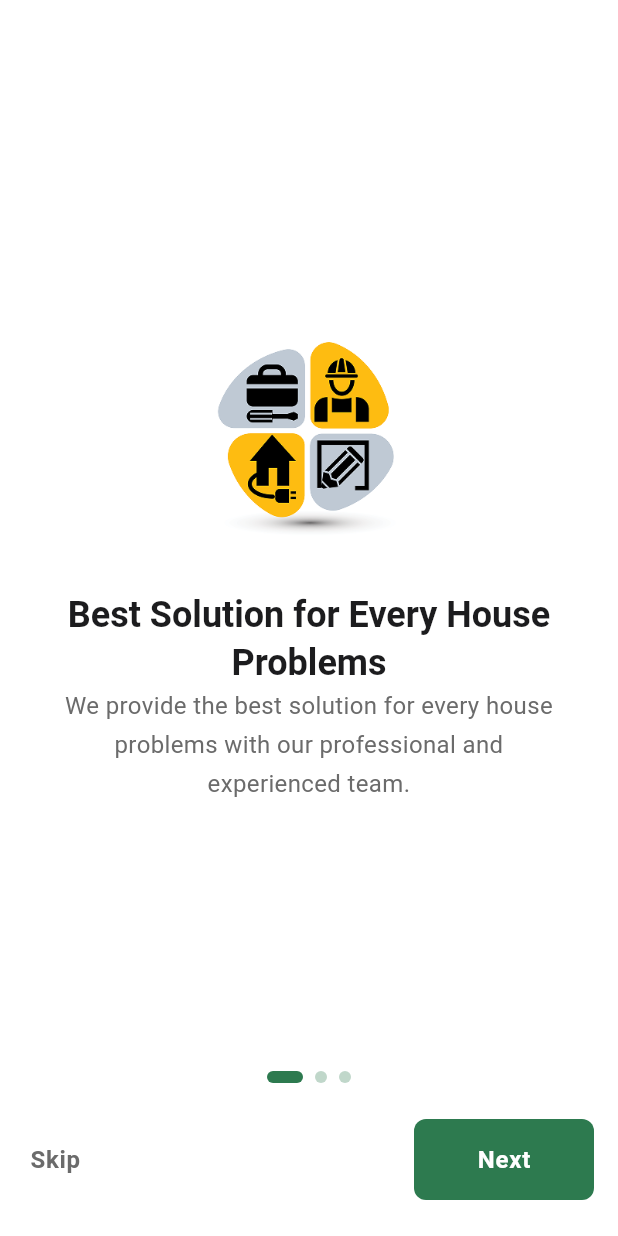
After one commit to Mahamudul-Dev/luxihub-user, a Flutter app: the screen it shows after launch, on a phone screen of 412 x 824 dp. The commit adds this screen. Run offline on Flutter 3.47's test engine with Material 3 defaults, Android fonts, the light colour scheme and no system bars; our stand-ins replace bloc, equatable, flutter_bloc, go_router; Roboto replaces fonts that are missing (Poppins).

Commit message:
Implement onboarding flow with BLoC, add app routing, and create initial UI components

```diff
--- a/lib/core/config/assets.dart
+++ b/lib/core/config/assets.dart
@@ -1,3 +1,5 @@
 class Assets {
   static const String splashImage = 'assets/images/splash_logo.png';
+  static const String appLogo = 'assets/images/app_logo.png';
+  static const String onboardingImage1 = 'assets/images/onboarding_1_icon.png';
 }
--- /dev/null
+++ b/lib/core/config/utils.dart
@@ -0,0 +1,4 @@
+class Utils {
+  static const double defaultPadding = 16.0;
+  static const double defaultBorderRadius = 8.0;
+}
--- a/lib/core/routes/app_router.dart
+++ b/lib/core/routes/app_router.dart
@@ -0,0 +1,34 @@
+import 'package:flutter/material.dart';
+import 'package:go_router/go_router.dart';
+import 'package:luxihub_user/features/onboarding/presentation/pages/splash_page.dart';
+import 'package:luxihub_user/features/service_providers/presentation/pages/service_provider_list_page.dart';
+
+import '../../features/authentication/presentation/pages/login_page.dart';
+import '../../features/onboarding/presentation/pages/onboarding_page.dart';
+import '../widgets/error_view.dart';
+
+part 'app_routes.dart';
+
+final GoRouter appRouter = GoRouter(
+  initialLocation: AppRoutes.splash.path,
+  debugLogDiagnostics: true,
+  errorBuilder: (context, state) => ErrorView(error: state.error),
+  routes: [
+    GoRoute(
+      name: AppRoutes.splash.name,
+      path: AppRoutes.splash.path,
+      builder: (context, state) => const SplashPage(),
+    ),
+    GoRoute(
+      name: AppRoutes.onboarding.name,
+      path: AppRoutes.onboarding.path,
+      builder: (context, state) => const OnboardingPage(),
+    ),
+    GoRoute(path: AppRoutes.login.path, name: AppRoutes.login.name, builder: (context, state) => const LoginPage()),
+    GoRoute(
+      name: AppRoutes.home.name,
+      path: AppRoutes.home.path,
+      builder: (context, state) => const ServiceProviderListPage(),
+    ),
+  ],
+);
--- a/lib/core/routes/app_routes.dart
+++ b/lib/core/routes/app_routes.dart
@@ -0,0 +1,19 @@
+part of 'app_router.dart';
+
+class AppRoutes {
+  static const RouteModel splash = RouteModel(name: 'Splash', path: '/splash');
+  static const RouteModel onboarding = RouteModel(name: 'Onboarding', path: '/onboarding');
+  static const RouteModel home = RouteModel(name: 'Home', path: '/home');
+  static const RouteModel login = RouteModel(name: 'Login', path: '/login');
+}
+
+class RouteModel {
+  final String name;
+  final String path;
+
+  const RouteModel({
+    required this.name,
+    required this.path,
+  });
+
+}
--- a/lib/features/onboarding/presentation/bloc/onboarding_event.dart
+++ b/lib/features/onboarding/presentation/bloc/onboarding_event.dart
@@ -6,3 +6,19 @@ sealed class OnboardingEvent extends Equatable {
   @override
   List<Object> get props => [];
 }
+
+final class OnboardingPageChanged extends OnboardingEvent {
+  final int page;
+  const OnboardingPageChanged(this.page);
+
+  @override
+  List<Object> get props => [page];
+}
+
+final class OnboardingNextPressed extends OnboardingEvent {
+  const OnboardingNextPressed();
+}
+
+final class OnboardingSkipped extends OnboardingEvent {
+  const OnboardingSkipped();
+}
--- a/lib/features/onboarding/presentation/bloc/onboarding_state.dart
+++ b/lib/features/onboarding/presentation/bloc/onboarding_state.dart
@@ -7,4 +7,19 @@ sealed class OnboardingState extends Equatable {
   List<Object> get props => [];
 }
 
-final class OnboardingInitial extends OnboardingState {}
+final class OnboardingProgress extends OnboardingState {
+  final int currentPage;
+  final int totalPages;
+
+  const OnboardingProgress({
+    required this.currentPage,
+    required this.totalPages,
+  });
+
+  bool get isLastPage => currentPage == totalPages - 1;
+
+  @override
+  List<Object> get props => [currentPage, totalPages];
+}
+
+final class OnboardingCompleted extends OnboardingState {}
--- /dev/null
+++ b/lib/features/onboarding/presentation/pages/onboarding_page.dart
@@ -0,0 +1,147 @@
+import 'package:flutter/material.dart';
+import 'package:flutter_bloc/flutter_bloc.dart';
+import 'package:go_router/go_router.dart';
+
+import '../../../../core/routes/app_router.dart';
+import '../../../../core/theme/app_colors.dart';
+import '../../../../core/config/utils.dart';
+import '../bloc/onboarding_bloc.dart';
+import '../widgets/onboarding_1_widget.dart';
+
+class OnboardingPage extends StatefulWidget {
+  const OnboardingPage({super.key});
+
+  @override
+  State<OnboardingPage> createState() => _OnboardingPageState();
+}
+
+class _OnboardingPageState extends State<OnboardingPage> {
+  late final PageController _pageController;
+
+  @override
+  void initState() {
+    super.initState();
+    _pageController = PageController();
+  }
+
+  @override
+  void dispose() {
+    _pageController.dispose();
+    super.dispose();
+  }
+
+  void _animateToPage(int page) {
+    _pageController.animateToPage(
+      page,
+      duration: const Duration(milliseconds: 350),
+      curve: Curves.easeInOut,
+    );
+  }
+
+  @override
+  Widget build(BuildContext context) {
+    return BlocProvider(
+      create: (_) => OnboardingBloc(),
+      child: BlocConsumer<OnboardingBloc, OnboardingState>(
+        listener: (context, state) {
+          if (state is OnboardingCompleted) {
+            context.goNamed(AppRoutes.login.name);
+          } else if (state is OnboardingProgress) {
+            _animateToPage(state.currentPage);
+          }
+        },
+        builder: (context, state) {
+          final progress = state is OnboardingProgress ? state : null;
+          final currentPage = progress?.currentPage ?? 0;
+          final totalPages = progress?.totalPages ?? 3;
+          final isLastPage = progress?.isLastPage ?? false;
+
+          return Scaffold(
+            body: SafeArea(
+              child: Padding(
+                padding: const EdgeInsets.all(Utils.defaultPadding),
+                child: Column(
+                  children: [
+                    Expanded(
+                      child: PageView(
+                        controller: _pageController,
+                        onPageChanged: (index) => context
+                            .read<OnboardingBloc>()
+                            .add(OnboardingPageChanged(index)),
+                        children: const [
+                          Onboarding1Widget(),
+                          Onboarding1Widget(),
+                          Onboarding1Widget(),
+                        ],
+                      ),
+                    ),
+
+                    // Indicators
+                    Row(
+                      mainAxisAlignment: MainAxisAlignment.center,
+                      children: List.generate(
+                        totalPages,
+                        (index) => AnimatedContainer(
+                          duration: const Duration(milliseconds: 300),
+                          curve: Curves.easeInOut,
+                          margin: const EdgeInsets.symmetric(horizontal: 4),
+                          width: index == currentPage ? 24 : 8,
+                          height: 8,
+                          decoration: BoxDecoration(
+                            color: index == currentPage
+                                ? AppColors.primary
+                                : AppColors.primary.withValues(alpha: 0.3),
+                            borderRadius: BorderRadius.circular(4),
+                          ),
+                        ),
+                      ),
+                    ),
+
+                    const SizedBox(height: 24),
+
+                    // Skip / Next buttons
+                    Row(
+                      mainAxisAlignment: MainAxisAlignment.spaceBetween,
+                      children: [
+                        TextButton(
+                          onPressed: () => context
+                              .read<OnboardingBloc>()
+                              .add(const OnboardingSkipped()),
+                          child: Text(
+                            'Skip',
+                            style: Theme.of(context)
+                                .textTheme
+                                .labelLarge
+                                ?.copyWith(color: AppColors.textSecondary),
+                          ),
+                        ),
+                        SizedBox(
+                          width: isLastPage ? 120 * 1.5 : 120,
+                          child: ElevatedButton(
+                            onPressed: () => context
+                                .read<OnboardingBloc>()
+                                .add(const OnboardingNextPressed()),
+                            style: ElevatedButton.styleFrom(
+                              shape: RoundedRectangleBorder(
+                                borderRadius: BorderRadius.circular(
+                                  Utils.defaultBorderRadius,
+                                ),
+                              ),
+                            ),
+                            child: Text(isLastPage ? 'Get Started' : 'Next'),
+                          ),
+                        ),
+                      ],
+                    ),
+
+                    const SizedBox(height: 8),
+                  ],
+                ),
+              ),
+            ),
+          );
+        },
+      ),
+    );
+  }
+}
--- /dev/null
+++ b/lib/features/onboarding/presentation/widgets/onboarding_1_widget.dart
@@ -0,0 +1,41 @@
+
+
+import 'package:flutter/material.dart';
+
+import '../../../../core/config/assets.dart';
+import '../../../../core/config/utils.dart';
+
+class Onboarding1Widget extends StatelessWidget {
+  const Onboarding1Widget({super.key});
+
+  @override
+  Widget build(BuildContext context) {
+    return Padding(
+      padding: const EdgeInsets.all(Utils.defaultPadding),
+      child: Column(
+        mainAxisAlignment: MainAxisAlignment.center,
+        crossAxisAlignment: CrossAxisAlignment.center,
+        children: [
+          // image
+        Image.asset(Assets.onboardingImage1, width: 200, height: 200),
+        // title
+        Text(
+          'Best Solution for Every House Problems',
+          textAlign: TextAlign.center,
+          style: Theme.of(context).textTheme.headlineSmall?.copyWith(
+                fontWeight: FontWeight.bold,
+              ),
+        ),
+        // description
+        Text(
+          'We provide the best solution for every house problems with our professional and experienced team.',
+          textAlign: TextAlign.center,
+          style: Theme.of(context).textTheme.bodyMedium?.copyWith(
+            fontSize: 16,
+          ),
+        ),
+        ],
+      ),
+    );
+  }
+}
--- a/lib/features/onboarding/presentation/widgets/onboarding_widgets.dart
+++ b/lib/features/onboarding/presentation/widgets/onboarding_widgets.dart
@@ -0,0 +1 @@
+export 'onboarding_1_widget.dart';
--- a/lib/main.dart
+++ b/lib/main.dart
@@ -1,5 +1,6 @@
 import 'package:flutter/material.dart';
 
+import 'core/routes/app_router.dart';
 import 'core/theme/app_theme.dart';
 
 void main() {
@@ -11,14 +12,10 @@ class MainApp extends StatelessWidget {
 
   @override
   Widget build(BuildContext context) {
-    return MaterialApp(
+    return MaterialApp.router(
       debugShowCheckedModeBanner: false,
       theme: AppTheme.light,
-      home: const Scaffold(
-        body: Center(
-          child: Text('Hello World!'),
-        ),
-      ),
+      routerConfig: appRouter,
     );
   }
 }
```
Also changed, not shown: lib/core/widgets/error_view.dart (added, +35 -0 lines), lib/features/authentication/presentation/pages/login_page.dart (added, +15 -0 lines), lib/features/onboarding/presentation/bloc/onboarding_bloc.dart (+37 -4 lines), lib/features/onboarding/presentation/pages/splash_page.dart (+21 -5 lines), lib/features/service_providers/presentation/pages/service_provider_list_page.dart (+12 -0 lines), assets/images/app_logo.png.
